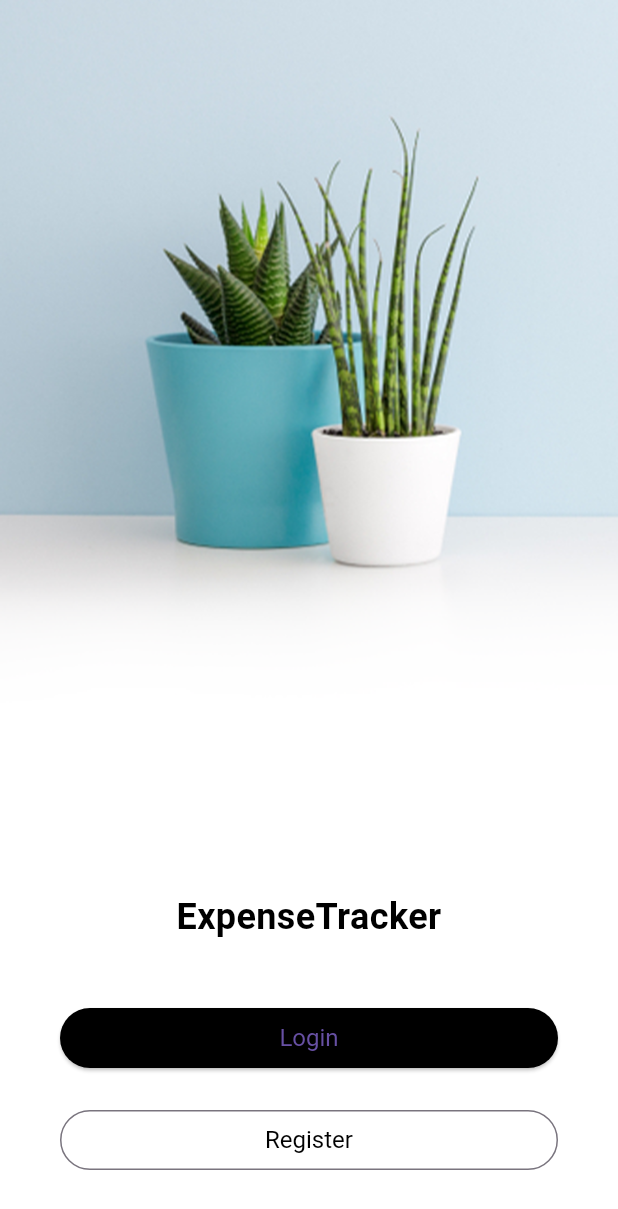
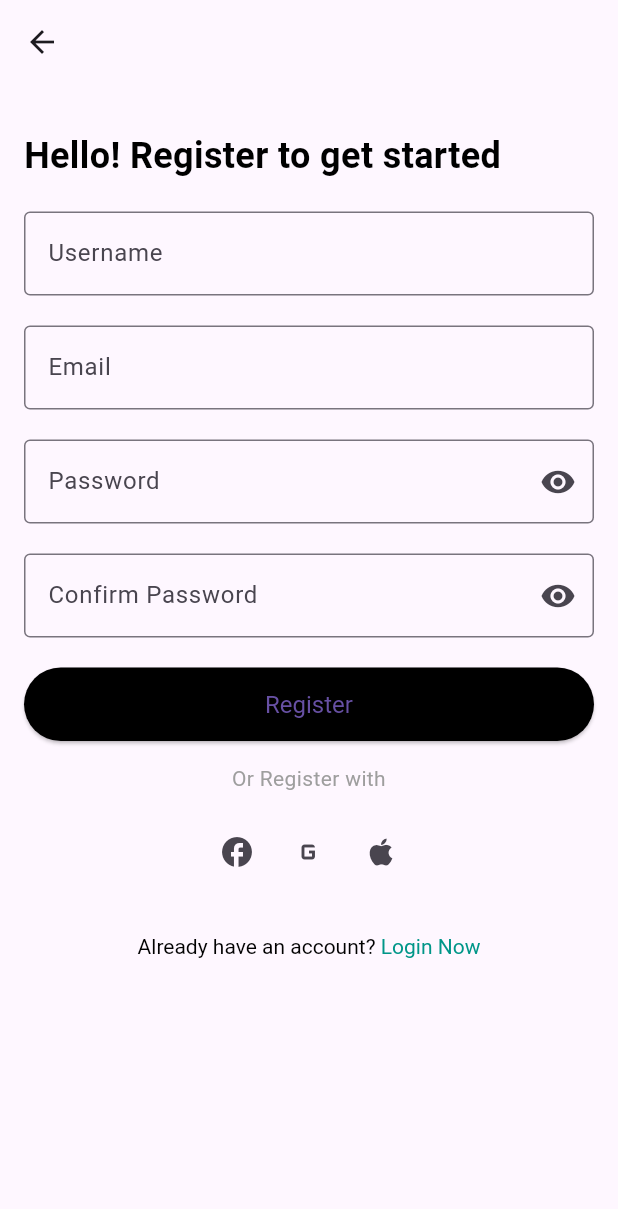
Before and after one commit to MPhong03/expenses-management, a Flutter app: the screen it shows after launch, after a tap on "Register", on a phone screen of 412 x 824 dp. Shown: the top 1209 px of the screen. Run offline on Flutter 3.47's test engine with Material 3 defaults, Android fonts, the phone set to English and light mode, and no system bars; our stand-ins replace flutter_dotenv, fluttertoast.

Commit message:
feat(signUp): signup with backend API + UI

```diff
--- a/frontend/analysis_options.yaml
+++ b/frontend/analysis_options.yaml
@@ -23,6 +23,7 @@ linter:
   rules:
     # avoid_print: false  # Uncomment to disable the `avoid_print` rule
     # prefer_single_quotes: true  # Uncomment to enable the `prefer_single_quotes` rule
+    - library_private_types_in_public_api
 
 # Additional information about this file can be found at
 # https://dart.dev/guides/language/analysis-options
--- a/frontend/lib/main.dart
+++ b/frontend/lib/main.dart
@@ -1,7 +1,24 @@
+import 'package:ExpenseTracker/signup.dart';
 import 'package:flutter/material.dart';
+import 'package:flutter_dotenv/flutter_dotenv.dart';
 
-void main() {
-  runApp(const StartupScreen());
+void main() async {
+  await dotenv.load(fileName: ".env");
+  runApp(const MyApp());
+}
+
+class MyApp extends StatelessWidget {
+  const MyApp({super.key});
+
+  @override
+  Widget build(BuildContext context) {
+    return MaterialApp(
+      home: const StartupScreen(),
+      routes: {
+        '/register': (context) => const SignUpScreen(),
+      },
+    );
+  }
 }
 
 class StartupScreen extends StatelessWidget {
@@ -64,6 +81,7 @@ class StartupScreen extends StatelessWidget {
                     child: OutlinedButton(
                       onPressed: () {
                         // Handle register action
+                        Navigator.pushNamed(context, '/register');
                       },
                       style: OutlinedButton.styleFrom(
                         foregroundColor: Colors.black, // Replace primary with foregroundColor
--- /dev/null
+++ b/frontend/lib/signup.dart
@@ -0,0 +1,257 @@
+import 'package:flutter/material.dart';
+import 'package:fluttertoast/fluttertoast.dart';
+import 'package:http/http.dart' as http;
+import 'dart:convert';
+import 'package:flutter_dotenv/flutter_dotenv.dart';
+import 'dart:developer';
+
+class SignUpScreen extends StatefulWidget {
+  const SignUpScreen({super.key});
+
+  @override
+  State<SignUpScreen> createState() => _SignUpScreenState();
+}
+
+class _SignUpScreenState extends State<SignUpScreen> {
+  final _formKey = GlobalKey<FormState>();
+  bool _obscurePassword = true;
+  bool _obscureConfirmPassword = true;
+  final TextEditingController _usernameController = TextEditingController();
+  final TextEditingController _emailController = TextEditingController();
+  final TextEditingController _passwordController = TextEditingController();
+  final TextEditingController _confirmPasswordController = TextEditingController();
+
+  Future<void> _signUp() async {
+    final username = _usernameController.text.trim();
+    final email = _emailController.text.trim();
+    final password = _passwordController.text.trim();
+    final confirmPassword = _confirmPasswordController.text.trim();
+
+    if (password != confirmPassword) {
+      Fluttertoast.showToast(msg: "Passwords do not match");
+      return;
+    }
+
+    if (password.length < 6 ||
+        !RegExp(r'^(?=.*[A-Z])(?=.*\d).+$').hasMatch(password)) {
+      Fluttertoast.showToast(
+          msg: "Password must be at least 6 characters long, include at least one uppercase letter and one number.");
+      return;
+    }
+
+    // Show loading dialog
+    showDialog(
+      context: context,
+      barrierDismissible: false,
+      builder: (BuildContext context) {
+        return const Center(
+          child: CircularProgressIndicator(),
+        );
+      },
+    );
+    log('data: ${dotenv.env['API_URL']}');
+    try {
+      final response = await http.post(
+        Uri.parse('${dotenv.env['API_URL']}/api/auth/signUp'), // Sử dụng biến môi trường
+        headers: <String, String>{
+          'Content-Type': 'application/json; charset=UTF-8',
+        },
+        body: jsonEncode(<String, String>{
+          'username': username,
+          'email': email,
+          'password': password,
+        }),
+      );
+
+      if (mounted) {
+        Navigator.of(context).pop(); // Hide loading dialog
+
+        if (response.statusCode == 200) {
+          Fluttertoast.showToast(msg: "User registered successfully");
+          Navigator.pop(context);
+        } else {
+          Fluttertoast.showToast(msg: "Failed to register: ${response.body}");
+        }
+      }
+    } catch (e) {
+      if (mounted) {
+        Navigator.of(context).pop(); // Hide loading dialog
+        Fluttertoast.showToast(msg: "Error: $e");
+      }
+    }
+  }
+
+  @override
+  Widget build(BuildContext context) {
+    return Scaffold(
+      appBar: AppBar(
+        leading: IconButton(
+          icon: const Icon(Icons.arrow_back),
+          onPressed: () {
+            Navigator.pop(context);
+          },
+        ),
+      ),
+      body: SingleChildScrollView(
+        child: Padding(
+          padding: const EdgeInsets.all(16.0),
+          child: Form(
+            key: _formKey,
+            child: Column(
+              crossAxisAlignment: CrossAxisAlignment.stretch,
+              children: [
+                const SizedBox(height: 15),
+                const Text(
+                  'Hello! Register to get started',
+                  style: TextStyle(
+                    fontSize: 24,
+                    fontWeight: FontWeight.bold,
+                    color: Colors.black,
+                  ),
+                ),
+                const SizedBox(height: 20),
+                TextFormField(
+                  controller: _usernameController,
+                  decoration: const InputDecoration(
+                    labelText: 'Username',
+                    border: OutlineInputBorder(),
+                  ),
+                  validator: (value) {
+                    if (value == null || value.isEmpty) {
+                      return 'Please enter your username';
+                    }
+                    return null;
+                  },
+                ),
+                const SizedBox(height: 20),
+                TextFormField(
+                  controller: _emailController,
+                  decoration: const InputDecoration(
+                    labelText: 'Email',
+                    border: OutlineInputBorder(),
+                  ),
+                  validator: (value) {
+                    if (value == null || value.isEmpty) {
+                      return 'Please enter your email';
+                    }
+                    return null;
+                  },
+                ),
+                const SizedBox(height: 20),
+                TextFormField(
+                  controller: _passwordController,
+                  obscureText: _obscurePassword,
+                  decoration: InputDecoration(
+                    labelText: 'Password',
+                    border: OutlineInputBorder(),
+                    suffixIcon: IconButton(
+                      icon: Icon(_obscurePassword ? Icons.visibility : Icons.visibility_off),
+                      onPressed: () {
+                        setState(() {
+                          _obscurePassword = !_obscurePassword;
+                        });
+                      },
+                    ),
+                  ),
+                  validator: (value) {
+                    if (value == null || value.isEmpty) {
+                      return 'Please enter your password';
+                    }
+                    return null;
+                  },
+                ),
+                const SizedBox(height: 20),
+                TextFormField(
+                  controller: _confirmPasswordController,
+                  obscureText: _obscureConfirmPassword,
+                  decoration: InputDecoration(
+                    labelText: 'Confirm Password',
+                    border: OutlineInputBorder(),
+                    suffixIcon: IconButton(
+                      icon: Icon(_obscureConfirmPassword ? Icons.visibility : Icons.visibility_off),
+                      onPressed: () {
+                        setState(() {
+                          _obscureConfirmPassword = !_obscureConfirmPassword;
+                        });
+                      },
+                    ),
+                  ),
+                  validator: (value) {
+                    if (value == null || value.isEmpty) {
+                      return 'Please confirm your password';
+                    }
+                    return null;
+                  },
+                ),
+                const SizedBox(height: 20),
+                ElevatedButton(
+                  onPressed: () {
+                    if (_formKey.currentState?.validate() ?? false) {
+                      _signUp();
+                    }
+                  },
+                  style: ElevatedButton.styleFrom(
+                    backgroundColor: Colors.black,
+                    padding: const EdgeInsets.symmetric(vertical: 15),
+                    textStyle: const TextStyle(fontSize: 16),
+                  ),
+                  child: const Text('Register'),
+                ),
+                const SizedBox(height: 15),
+                const Text(
+                  'Or Register with',
+                  textAlign: TextAlign.center,
+                  style: TextStyle(color: Colors.grey),
+                ),
+                const SizedBox(height: 15),
+                Row(
+                  mainAxisAlignment: MainAxisAlignment.center,
+                  children: [
+                    IconButton(
+                      icon: const Icon(Icons.facebook),
+                      onPressed: () {
+                        // Handle Facebook registration
+                      },
+                    ),
+                    IconButton(
+                      icon: const Icon(Icons.g_mobiledata),
+                      onPressed: () {
+                        // Handle Google registration
+                      },
+                    ),
+                    IconButton(
+                      icon: const Icon(Icons.apple),
+                      onPressed: () {
+                        // Handle Apple registration
+                      },
+                    ),
+                  ],
+                ),
+                const SizedBox(height: 15),
+                TextButton(
+                  onPressed: () {
+                    Navigator.pop(context); // Navigate back to login screen
+                  },
+                  child: RichText(
+                    text: const TextSpan(
+                      children: [
+                        TextSpan(
+                          text: 'Already have an account? ',
+                          style: TextStyle(color: Colors.black),
+                        ),
+                        TextSpan(
+                          text: 'Login Now',
+                          style: TextStyle(color: Colors.teal),
+                        ),
+                      ],
+                    ),
+                  ),
+                ),
+              ],
+            ),
+          ),
+        ),
+      ),
+    );
+  }
+}
--- a/frontend/pubspec.yaml
+++ b/frontend/pubspec.yaml
@@ -35,6 +35,9 @@ dependencies:
   # The following adds the Cupertino Icons font to your application.
   # Use with the CupertinoIcons class for iOS style icons.
   cupertino_icons: ^1.0.6
+  fluttertoast: ^8.2.6
+  http: ^0.13.4
+  flutter_dotenv: ^5.0.2
 
 dev_dependencies:
   flutter_test:
@@ -61,6 +64,7 @@ flutter:
   # To add assets to your application, add an assets section, like this:
   assets:
     - assets/images/background-1.png
+    - .env
 
   # An image asset can refer to one or more resolution-specific "variants", see
   # https://flutter.dev/assets-and-images/#resolution-aware
```
Also changed, not shown: frontend/pubspec.lock, 5 other files.
